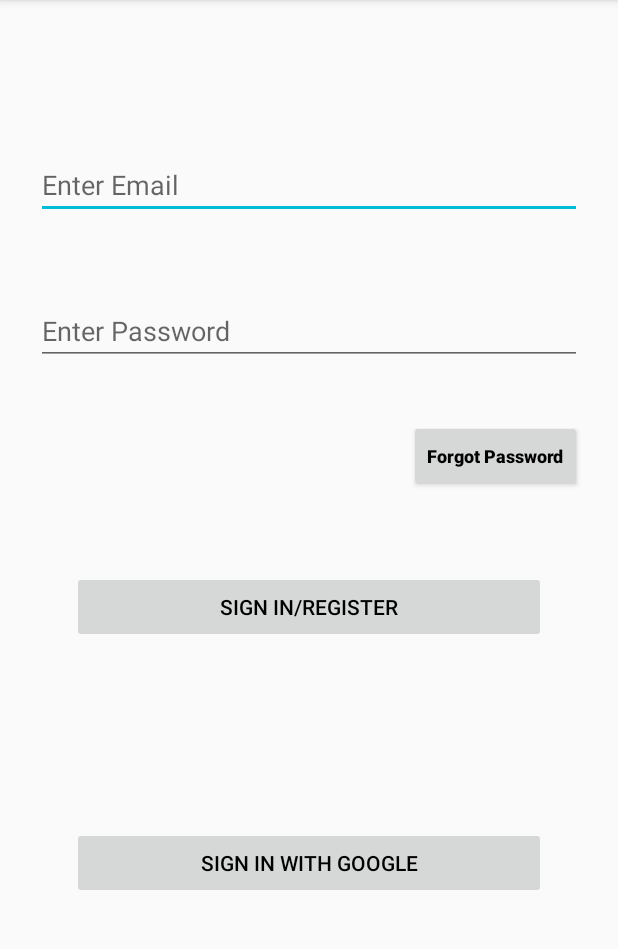
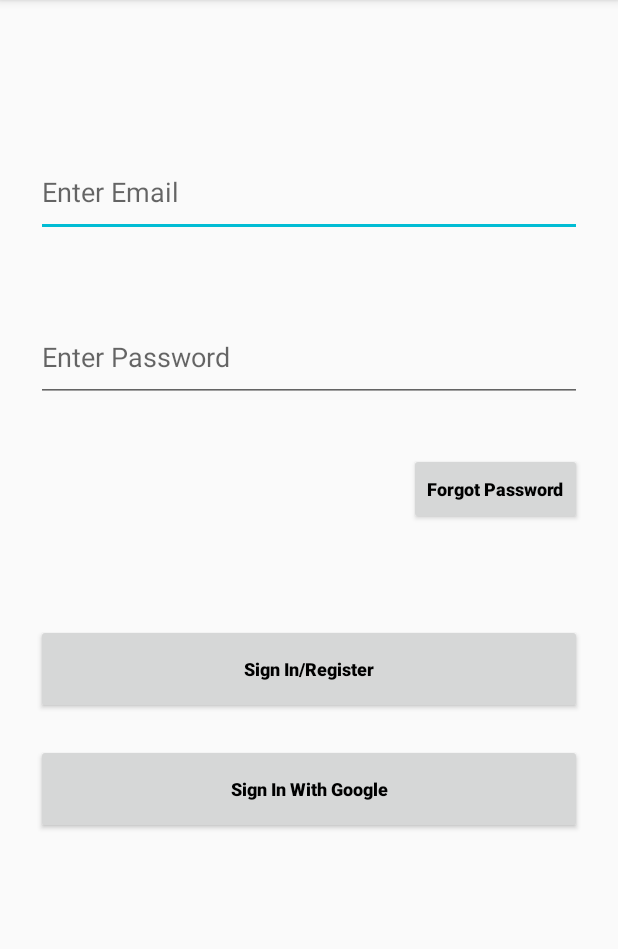
Before and after one commit to 2tanayk/Kodewiz_TSECHackathon_11, an Android app: the screen it shows after launch (MainActivity), on a phone screen of 412 x 824 dp, the part 84-1033 px from its top. Run offline under Robolectric (Android 15) with nearby library versions, the light colour scheme and no system bars.

Commit message:
Harsh Buttons In UI Fixed

```diff
--- a/app/src/main/res/layout/activity_main.xml
+++ b/app/src/main/res/layout/activity_main.xml
@@ -8,27 +8,25 @@
     tools:context=".MainActivity">
 
     <Button
-        android:id="@+id/loginGoogle"
+        android:id="@+id/buttonLogin"
         android:layout_width="0dp"
-        android:layout_height="wrap_content"
-        android:layout_gravity="start"
-        android:layout_marginStart="48dp"
-        android:layout_marginTop="10dp"
-        android:layout_marginEnd="48dp"
-        android:layout_marginBottom="80dp"
-        android:enabled="false"
-        android:text="Sign In With Google"
-        android:textColor="#000000"
-        app:layout_constraintBottom_toBottomOf="parent"
+        android:layout_height="60dp"
+        android:layout_marginStart="24dp"
+        android:layout_marginTop="148dp"
+        android:layout_marginEnd="24dp"
+        android:fontFamily="sans-serif-black"
+        android:onClick="open"
+        android:text="Sign In/Register"
+        android:textAppearance="@style/Theme.AppCompat.DayNight.NoActionBar"
+        android:textSize="12sp"
         app:layout_constraintEnd_toEndOf="parent"
-        app:layout_constraintHorizontal_bias="0.496"
         app:layout_constraintStart_toStartOf="parent"
-        app:layout_constraintTop_toBottomOf="@+id/login" />
+        app:layout_constraintTop_toBottomOf="@+id/password" />
 
     <EditText
         android:id="@+id/username"
         android:layout_width="0dp"
-        android:layout_height="wrap_content"
+        android:layout_height="60dp"
         android:layout_marginStart="24dp"
         android:layout_marginTop="80dp"
         android:layout_marginEnd="24dp"
@@ -44,7 +42,7 @@
     <EditText
         android:id="@+id/password"
         android:layout_width="0dp"
-        android:layout_height="wrap_content"
+        android:layout_height="60dp"
         android:layout_marginStart="24dp"
         android:layout_marginTop="16dp"
         android:layout_marginEnd="24dp"
@@ -60,21 +58,19 @@
         app:layout_constraintTop_toBottomOf="@+id/username" />
 
     <Button
-        android:id="@+id/login"
-        android:layout_width="0dp"
+        android:id="@+id/button"
+        android:layout_width="wrap_content"
         android:layout_height="wrap_content"
-        android:layout_gravity="start"
-        android:layout_marginStart="48dp"
-        android:layout_marginTop="48dp"
-        android:layout_marginEnd="48dp"
-        android:layout_marginBottom="24dp"
-        android:enabled="false"
+        android:layout_marginTop="8dp"
+        android:layout_marginEnd="24dp"
+        android:layout_marginBottom="48dp"
+        android:fontFamily="sans-serif-black"
         android:onClick="open"
-        android:text="Sign In/Register"
-        android:textColor="#000000"
-        app:layout_constraintBottom_toTopOf="@+id/loginGoogle"
+        android:text="Forgot Password"
+        android:textAppearance="@style/Theme.AppCompat.DayNight.NoActionBar"
+        android:textSize="12sp"
+        app:layout_constraintBottom_toTopOf="@+id/buttonLogin"
         app:layout_constraintEnd_toEndOf="parent"
-        app:layout_constraintStart_toStartOf="parent"
         app:layout_constraintTop_toBottomOf="@+id/password" />
 
     <ProgressBar
@@ -94,19 +90,20 @@
         app:layout_constraintVertical_bias="0.3" />
 
     <Button
-        android:id="@+id/button"
-        android:layout_width="wrap_content"
-        android:layout_height="wrap_content"
-        android:layout_marginTop="8dp"
+        android:id="@+id/buttonGoogle"
+        android:layout_width="0dp"
+        android:layout_height="60dp"
+        android:layout_marginStart="24dp"
+        android:layout_marginTop="20dp"
         android:layout_marginEnd="24dp"
-        android:layout_marginBottom="32dp"
         android:fontFamily="sans-serif-black"
         android:onClick="open"
-        android:text="Forgot Password"
+        android:text="Sign In With Google"
         android:textAppearance="@style/Theme.AppCompat.DayNight.NoActionBar"
         android:textSize="12sp"
-        app:layout_constraintBottom_toTopOf="@+id/login"
         app:layout_constraintEnd_toEndOf="parent"
-        app:layout_constraintTop_toBottomOf="@+id/password" />
+        app:layout_constraintHorizontal_bias="0.0"
+        app:layout_constraintStart_toStartOf="parent"
+        app:layout_constraintTop_toBottomOf="@+id/buttonLogin" />
 
 </androidx.constraintlayout.widget.ConstraintLayout>
```
